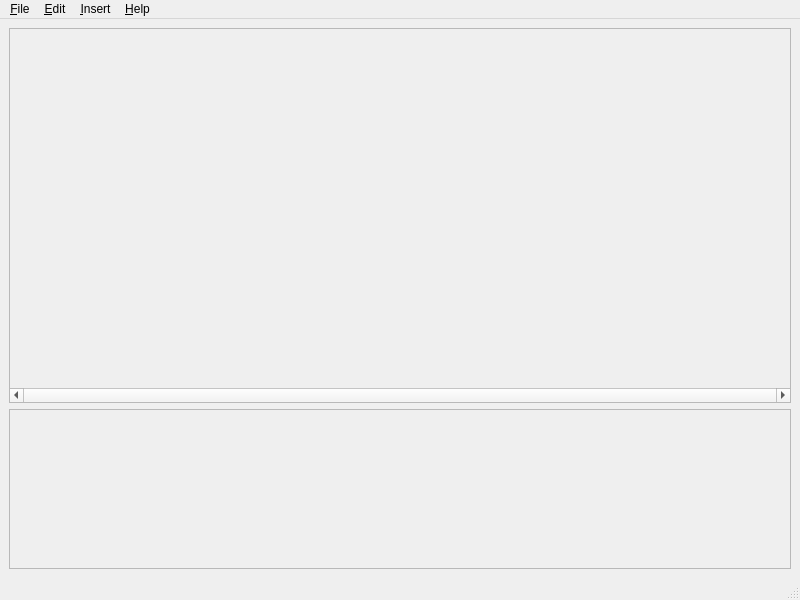
Old version of the form editor.ui in the repository performous/composer.
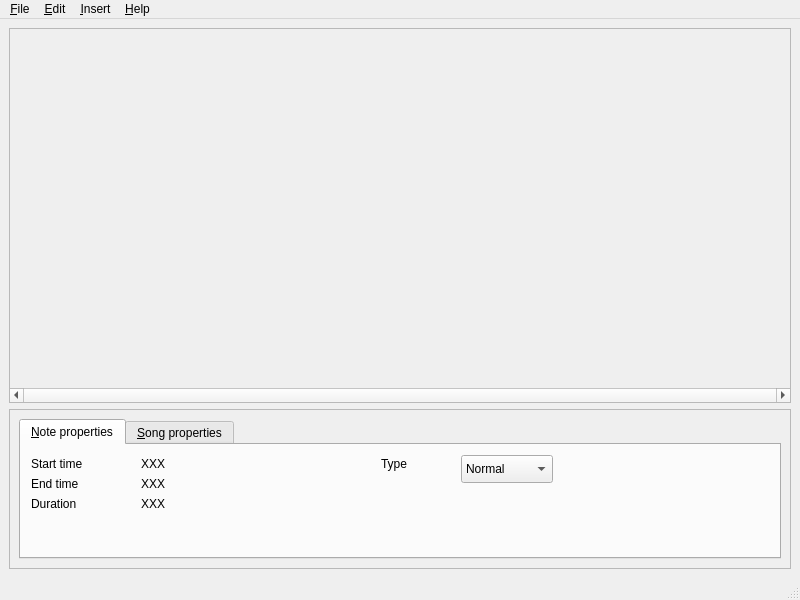
New version of the form. Custom widgets are drawn as their Qt base class.

The edit to the form file:
```diff
--- a/editor.ui
+++ b/editor.ui
@@ -81,6 +81,166 @@
         <property name="frameShadow">
          <enum>QFrame::Raised</enum>
         </property>
+        <layout class="QGridLayout" name="gridLayout_3">
+         <item row="0" column="0">
+          <widget class="QTabWidget" name="tabWidget">
+           <property name="currentIndex">
+            <number>0</number>
+           </property>
+           <widget class="QWidget" name="tabNote">
+            <attribute name="title">
+             <string>&amp;Note properties</string>
+            </attribute>
+            <widget class="QLabel" name="label_3">
+             <property name="geometry">
+              <rect>
+               <x>10</x>
+               <y>10</y>
+               <width>81</width>
+               <height>18</height>
+              </rect>
+             </property>
+             <property name="text">
+              <string>Start time</string>
+             </property>
+            </widget>
+            <widget class="QLabel" name="label_4">
+             <property name="geometry">
+              <rect>
+               <x>10</x>
+               <y>30</y>
+               <width>81</width>
+               <height>18</height>
+              </rect>
+             </property>
+             <property name="text">
+              <string>End time</string>
+             </property>
+            </widget>
+            <widget class="QLabel" name="label_5">
+             <property name="geometry">
+              <rect>
+               <x>10</x>
+               <y>50</y>
+               <width>70</width>
+               <height>18</height>
+              </rect>
+             </property>
+             <property name="text">
+              <string>Duration</string>
+             </property>
+            </widget>
+            <widget class="QLabel" name="valNoteBegin">
+             <property name="geometry">
+              <rect>
+               <x>120</x>
+               <y>10</y>
+               <width>70</width>
+               <height>18</height>
+              </rect>
+             </property>
+             <property name="text">
+              <string>XXX</string>
+             </property>
+            </widget>
+            <widget class="QLabel" name="valNoteEnd">
+             <property name="geometry">
+              <rect>
+               <x>120</x>
+               <y>30</y>
+               <width>70</width>
+               <height>18</height>
+              </rect>
+             </property>
+             <property name="text">
+              <string>XXX</string>
+             </property>
+            </widget>
+            <widget class="QLabel" name="valNoteDuration">
+             <property name="geometry">
+              <rect>
+               <x>120</x>
+               <y>50</y>
+               <width>70</width>
+               <height>18</height>
+              </rect>
+             </property>
+             <property name="text">
+              <string>XXX</string>
+             </property>
+            </widget>
+            <widget class="QLabel" name="label_6">
+             <property name="geometry">
+              <rect>
+               <x>360</x>
+               <y>10</y>
+               <width>70</width>
+               <height>18</height>
+              </rect>
+             </property>
+             <property name="text">
+              <string>Type</string>
+             </property>
+            </widget>
+            <widget class="QComboBox" name="comboNoteType">
+             <property name="geometry">
+              <rect>
+               <x>440</x>
+               <y>10</y>
+               <width>92</width>
+               <height>28</height>
+              </rect>
+             </property>
+             <property name="editable">
+              <bool>false</bool>
+             </property>
+             <item>
+              <property name="text">
+               <string>Normal</string>
+              </property>
+             </item>
+             <item>
+              <property name="text">
+               <string>Golden</string>
+              </property>
+             </item>
+             <item>
+              <property name="text">
+               <string>Freestyle</string>
+              </property>
+             </item>
+            </widget>
+           </widget>
+           <widget class="QWidget" name="tabSong">
+            <attribute name="title">
+             <string>&amp;Song properties</string>
+            </attribute>
+            <layout class="QFormLayout" name="formLayout">
+             <item row="0" column="0">
+              <widget class="QLabel" name="label">
+               <property name="text">
+                <string>Title</string>
+               </property>
+              </widget>
+             </item>
+             <item row="0" column="1">
+              <widget class="QLineEdit" name="txtTitle"/>
+             </item>
+             <item row="1" column="0">
+              <widget class="QLabel" name="label_2">
+               <property name="text">
+                <string>Artist</string>
+               </property>
+              </widget>
+             </item>
+             <item row="1" column="1">
+              <widget class="QLineEdit" name="txtArtist"/>
+             </item>
+            </layout>
+           </widget>
+          </widget>
+         </item>
+        </layout>
        </widget>
       </item>
      </layout>
```
